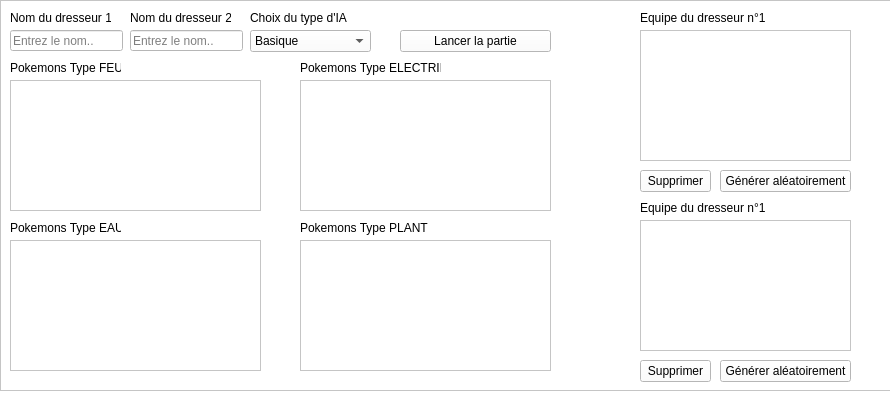
The window that homewidget.ui (s1nyx/TP-Pokemon) describes before a commit, drawn with Qt 5.
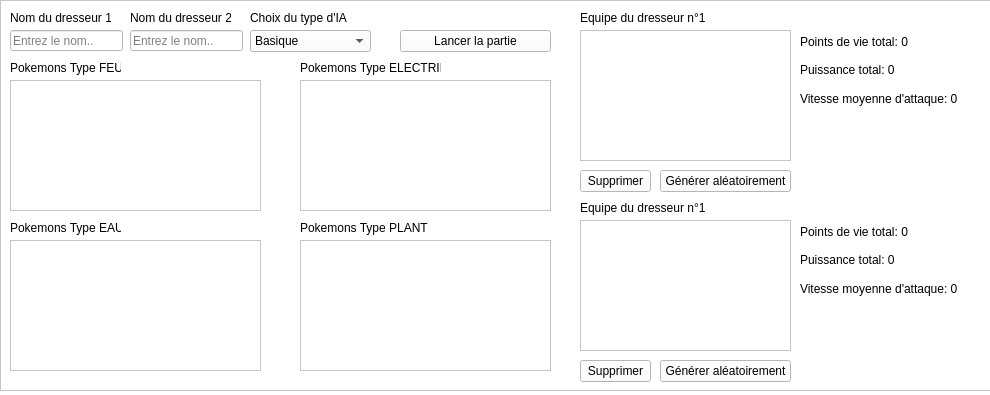
The same window after the commit.

What changed in the file:
```diff
--- a/homewidget.ui
+++ b/homewidget.ui
@@ -6,7 +6,7 @@
    <rect>
     <x>0</x>
     <y>0</y>
-    <width>890</width>
+    <width>990</width>
     <height>395</height>
    </rect>
   </property>
@@ -460,7 +460,7 @@
     <rect>
      <x>0</x>
      <y>0</y>
-     <width>891</width>
+     <width>1011</width>
      <height>391</height>
     </rect>
    </property>
@@ -680,7 +680,7 @@
    <widget class="QPushButton" name="pushButton_2">
     <property name="geometry">
      <rect>
-      <x>720</x>
+      <x>660</x>
       <y>170</y>
       <width>131</width>
       <height>22</height>
@@ -693,7 +693,7 @@
    <widget class="QListWidget" name="listWidget">
     <property name="geometry">
      <rect>
-      <x>640</x>
+      <x>580</x>
       <y>30</y>
       <width>211</width>
       <height>131</height>
@@ -703,7 +703,7 @@
    <widget class="QLabel" name="label_8">
     <property name="geometry">
      <rect>
-      <x>640</x>
+      <x>580</x>
       <y>10</y>
       <width>141</width>
       <height>16</height>
@@ -716,7 +716,7 @@
    <widget class="QListWidget" name="listWidget_2">
     <property name="geometry">
      <rect>
-      <x>640</x>
+      <x>580</x>
       <y>220</y>
       <width>211</width>
       <height>131</height>
@@ -726,7 +726,7 @@
    <widget class="QLabel" name="label_9">
     <property name="geometry">
      <rect>
-      <x>640</x>
+      <x>580</x>
       <y>200</y>
       <width>141</width>
       <height>16</height>
@@ -739,7 +739,7 @@
    <widget class="QPushButton" name="pushButton_3">
     <property name="geometry">
      <rect>
-      <x>640</x>
+      <x>580</x>
       <y>170</y>
       <width>71</width>
       <height>22</height>
@@ -752,7 +752,7 @@
    <widget class="QPushButton" name="pushButton_4">
     <property name="geometry">
      <rect>
-      <x>640</x>
+      <x>580</x>
       <y>360</y>
       <width>71</width>
       <height>22</height>
@@ -765,7 +765,7 @@
    <widget class="QPushButton" name="pushButton_5">
     <property name="geometry">
      <rect>
-      <x>720</x>
+      <x>660</x>
       <y>360</y>
       <width>131</width>
       <height>22</height>
@@ -775,6 +775,72 @@
      <string>Générer aléatoirement</string>
     </property>
    </widget>
+   <widget class="QWidget" name="verticalLayoutWidget">
+    <property name="geometry">
+     <rect>
+      <x>800</x>
+      <y>30</y>
+      <width>160</width>
+      <height>80</height>
+     </rect>
+    </property>
+    <layout class="QVBoxLayout" name="verticalLayout">
+     <item>
+      <widget class="QLabel" name="label_10">
+       <property name="text">
+        <string>Points de vie total: 0</string>
+       </property>
+      </widget>
+     </item>
+     <item>
+      <widget class="QLabel" name="label_11">
+       <property name="text">
+        <string>Puissance total: 0</string>
+       </property>
+      </widget>
+     </item>
+     <item>
+      <widget class="QLabel" name="label_12">
+       <property name="text">
+        <string>Vitesse moyenne d'attaque: 0</string>
+       </property>
+      </widget>
+     </item>
+    </layout>
+   </widget>
+   <widget class="QWidget" name="verticalLayoutWidget_2">
+    <property name="geometry">
+     <rect>
+      <x>800</x>
+      <y>220</y>
+      <width>160</width>
+      <height>80</height>
+     </rect>
+    </property>
+    <layout class="QVBoxLayout" name="verticalLayout_2">
+     <item>
+      <widget class="QLabel" name="label_13">
+       <property name="text">
+        <string>Points de vie total: 0</string>
+       </property>
+      </widget>
+     </item>
+     <item>
+      <widget class="QLabel" name="label_14">
+       <property name="text">
+        <string>Puissance total: 0</string>
+       </property>
+      </widget>
+     </item>
+     <item>
+      <widget class="QLabel" name="label_15">
+       <property name="text">
+        <string>Vitesse moyenne d'attaque: 0</string>
+       </property>
+      </widget>
+     </item>
+    </layout>
+   </widget>
   </widget>
  </widget>
  <resources/>
```
